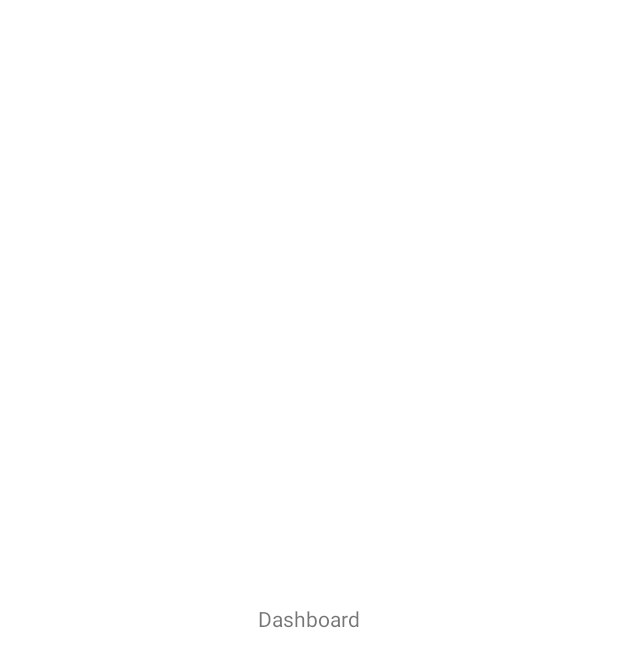
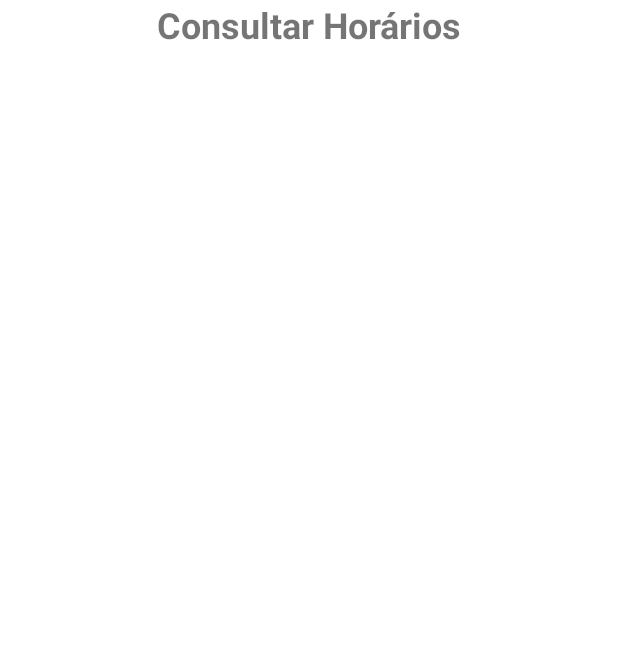
Before and after one commit to italomp/SAHCE_UFCG_FRONT, an Android app: the Dashboard screen opened directly, with no data from a screen before it, on a phone screen of 412 x 824 dp. Before the commit the part shown is almost empty. Shown: the top 667 px of the screen. Run offline under Robolectric (Android 15) with nearby library versions, the phone set to English and light mode, and no system bars; 1 statement that could not run was skipped.

```diff
--- a/app/src/main/java/com/example/sahce_ufcg/activities/Dashboard.java
+++ b/app/src/main/java/com/example/sahce_ufcg/activities/Dashboard.java
@@ -1,16 +1,68 @@
 package com.example.sahce_ufcg.activities;
 
+
+import static com.example.sahce_ufcg.util.Constants.SHARED_LOGIN_PREFERENCES_KEY;
+import static com.example.sahce_ufcg.util.Constants.TOKEN_KEY;
+import static com.example.sahce_ufcg.util.Constants.USER_EMAIL_KEY;
+
+import android.content.Context;
+import android.content.SharedPreferences;
 import android.os.Bundle;
 
 import androidx.appcompat.app.AppCompatActivity;
 
 import com.example.sahce_ufcg.R;
+import com.example.sahce_ufcg.models.User;
+import com.example.sahce_ufcg.responseBodies.UserResponseBody;
+import com.example.sahce_ufcg.services.ApiService;
+import com.example.sahce_ufcg.util.Util;
+
+import retrofit2.Call;
+import retrofit2.Callback;
+import retrofit2.Response;
 
 public class Dashboard extends AppCompatActivity {
+    private String email, token;
+    private User.UserType userType;
 
     @Override
     protected void onCreate(Bundle savedInstanceState) {
         super.onCreate(savedInstanceState);
         setContentView(R.layout.activity_dashboard);
+        getPreferences();
+        getUserType();
+    }
+
+    public void getUserType(){
+        ApiService.getUserService().getUser(email, token).enqueue(
+                new Callback<UserResponseBody>() {
+                    @Override
+                    public void onResponse(
+                            Call<UserResponseBody> call,
+                            Response<UserResponseBody> response
+                    ){
+                        if(response.isSuccessful()){
+                            userType = response.body().getUserType();
+                        }
+                        else{
+                            Util.showMessage(Dashboard.this,
+                                    "Código de estado HTTP: " + response.code());
+                        }
+                    }
+
+                    @Override
+                    public void onFailure(Call<UserResponseBody> call, Throwable t) {
+                        Util.showMessage(Dashboard.this, "Falha na requisição");
+                    }
+                }
+        );
+    }
+
+    public void getPreferences(){
+        SharedPreferences sharedPreferences = this.getSharedPreferences(
+                SHARED_LOGIN_PREFERENCES_KEY, Context.MODE_PRIVATE);
+        String defaultValue = "";
+        email = sharedPreferences.getString(USER_EMAIL_KEY, defaultValue);
+        token = sharedPreferences.getString(TOKEN_KEY, defaultValue);
     }
 }
--- a/app/src/main/java/com/example/sahce_ufcg/models/User.java
+++ b/app/src/main/java/com/example/sahce_ufcg/models/User.java
@@ -65,4 +65,7 @@ public class User implements Serializable {
         this.password = password;
     }
 
+    public enum UserType{
+        ADMIN, EXTERNAL_USER, INTERNAL_USER
+    }
 }
--- a/app/src/main/java/com/example/sahce_ufcg/services/UserService.java
+++ b/app/src/main/java/com/example/sahce_ufcg/services/UserService.java
@@ -5,12 +5,20 @@ import com.example.sahce_ufcg.responseBodies.UserResponseBody;
 
 import retrofit2.Call;
 import retrofit2.http.Body;
+import retrofit2.http.GET;
+import retrofit2.http.Header;
 import retrofit2.http.POST;
+import retrofit2.http.Path;
+
 public interface UserService {
 
-    @POST("/v1/users/")
+    @POST("/v1/anonymous/users/")
     Call<UserResponseBody> createUser(@Body User user);
 
     @POST("/login")
     Call<Void> login(@Body User user);
+
+    @GET("/v1/protected/users/{email}")
+    Call<UserResponseBody> getUser(@Path("email") String email,
+                                   @Header("Authorization") String token);
 }
--- a/app/src/main/res/layout/activity_dashboard.xml
+++ b/app/src/main/res/layout/activity_dashboard.xml
@@ -10,9 +10,10 @@
         android:id="@+id/textView"
         android:layout_width="wrap_content"
         android:layout_height="wrap_content"
-        android:text="Dashboard"
-        app:layout_constraintBottom_toBottomOf="parent"
-        app:layout_constraintEnd_toEndOf="parent"
+        android:text="@string/header_check_times"
+        style="@style/headers_style"
         app:layout_constraintStart_toStartOf="parent"
-        app:layout_constraintTop_toTopOf="parent" />
+        app:layout_constraintTop_toTopOf="parent"
+        app:layout_constraintEnd_toEndOf="parent" />
+
 </androidx.constraintlayout.widget.ConstraintLayout>
--- a/app/src/main/res/values/strings.xml
+++ b/app/src/main/res/values/strings.xml
@@ -16,10 +16,8 @@
     <!-- Headers -->
     <string name="header_user_register">Cadastrar Usuário</string>
     <string name="header_login">Login</string>
+    <string name="header_check_times">Consultar Horários</string>
 
     <!-- Links -->
     <string name="link_signup">Registre-se</string>
-
-    <!-- Key for access token in shared preferences -->
-    <string name="token">token</string>
 </resources>
```
Also changed, not shown: app/src/main/java/com/example/sahce_ufcg/activities/LoginActivity.java (+14 -8 lines), app/src/main/java/com/example/sahce_ufcg/responseBodies/UserResponseBody.java (+13 -1 lines), app/src/main/java/com/example/sahce_ufcg/util/Constants.java (added, +8 -0 lines), app/src/main/java/com/example/sahce_ufcg/util/Util.java (added, +11 -0 lines).
